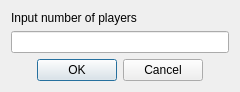
Old version of the form numberinput.ui in the repository mokolotron/MafiaCore.
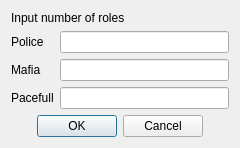
New version of the form.

Commit message: split declaration and implementation, change assignment role, add id in statuses, need to add kill at core->step()

Diff of the .ui file:
```diff
--- a/numberinput.ui
+++ b/numberinput.ui
@@ -7,7 +7,7 @@
     <x>0</x>
     <y>0</y>
     <width>240</width>
-    <height>90</height>
+    <height>127</height>
    </rect>
   </property>
   <property name="windowTitle">
@@ -17,12 +17,61 @@
    <item>
     <widget class="QLabel" name="label">
      <property name="text">
-      <string>Input number of players</string>
+      <string>Input number of roles</string>
      </property>
     </widget>
    </item>
    <item>
-    <widget class="QLineEdit" name="input"/>
+    <layout class="QHBoxLayout" name="horizontalLayout_6">
+     <item>
+      <layout class="QVBoxLayout" name="verticalLayout_3">
+       <item>
+        <widget class="QLabel" name="label_2">
+         <property name="text">
+          <string>Police</string>
+         </property>
+        </widget>
+       </item>
+       <item>
+        <widget class="QLabel" name="label_3">
+         <property name="text">
+          <string>Mafia</string>
+         </property>
+        </widget>
+       </item>
+       <item>
+        <widget class="QLabel" name="label_4">
+         <property name="minimumSize">
+          <size>
+           <width>26</width>
+           <height>0</height>
+          </size>
+         </property>
+         <property name="text">
+          <string>Pacefull</string>
+         </property>
+        </widget>
+       </item>
+      </layout>
+     </item>
+     <item>
+      <layout class="QVBoxLayout" name="verticalLayout_4">
+       <item>
+        <widget class="QLineEdit" name="input_1"/>
+       </item>
+       <item>
+        <widget class="QLineEdit" name="input_2"/>
+       </item>
+       <item>
+        <widget class="QLineEdit" name="input_3">
+         <property name="text">
+          <string/>
+         </property>
+        </widget>
+       </item>
+      </layout>
+     </item>
+    </layout>
    </item>
    <item>
     <widget class="QDialogButtonBox" name="buttonBox">
```
Left out of the diff: 2 changed lines with no effect on the pictures. The commit also changes 22 other files.
